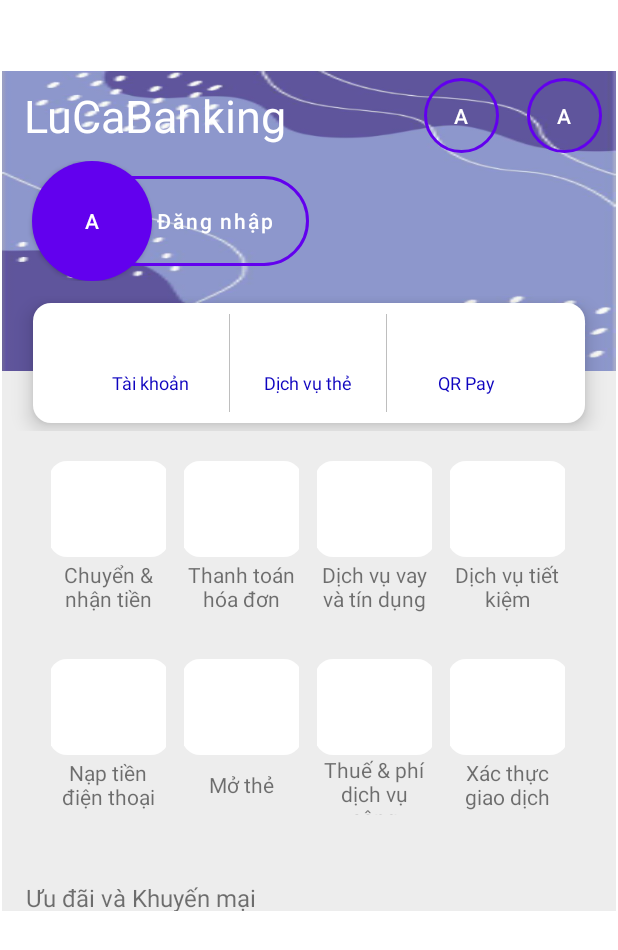
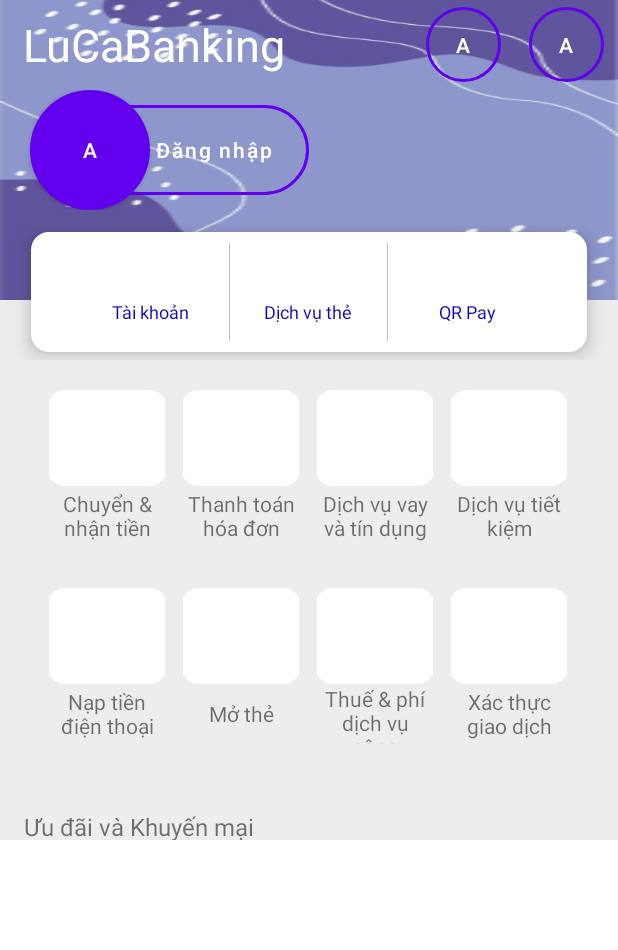
Before and after one commit to thaibao-bit/LuCaBank, an Android app: the screen it shows after launch (MainActivity), on a phone screen of 412 x 824 dp. Shown: the top 950 px of the screen. Run offline under Robolectric (Android 15) with nearby library versions, the phone set to English and light mode, and no system bars.

Commit message:
fix screen scale

```diff
--- a/app/src/main/java/com/example/lucafate/login/LoginFragment.kt
+++ b/app/src/main/java/com/example/lucafate/login/LoginFragment.kt
@@ -19,8 +19,7 @@ import com.example.lucafate.R
 import javax.inject.Inject
 
 class LoginFragment : Fragment() {
-    @Inject
-    lateinit var loginViewModel: LoginViewModel
+    @Inject lateinit var loginViewModel: LoginViewModel
     private lateinit var errorTextView: TextView
 
 
--- a/app/src/main/res/layout/activity_main.xml
+++ b/app/src/main/res/layout/activity_main.xml
@@ -9,8 +9,8 @@
     <androidx.fragment.app.FragmentContainerView
         android:id="@+id/fragment"
         android:name="androidx.navigation.fragment.NavHostFragment"
-        android:layout_width="409dp"
-        android:layout_height="729dp"
+        android:layout_width="match_parent"
+        android:layout_height="match_parent"
         app:defaultNavHost="true"
         app:layout_constraintBottom_toBottomOf="parent"
         app:layout_constraintEnd_toEndOf="parent"
```
Also changed, not shown: app/src/main/java/com/example/lucafate/di/ApplicationComponent.kt (added, +7 -0 lines).
